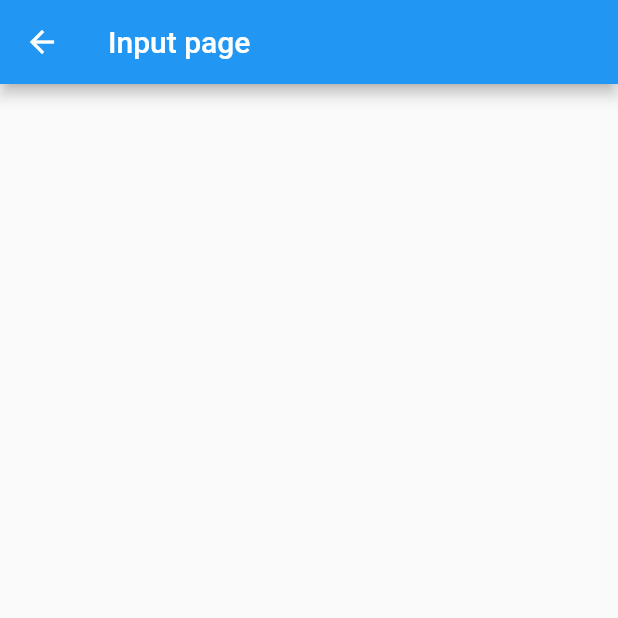
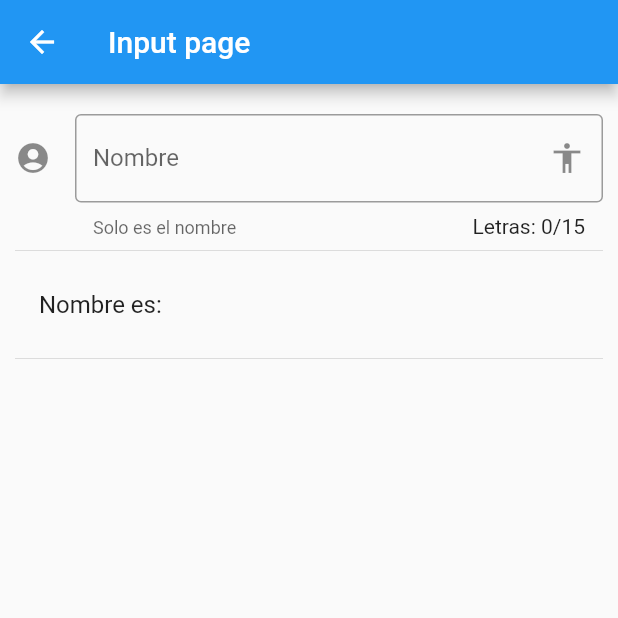
Before and after one commit to VershyCode/flutter-practica-componentes, a Flutter app: the InputPage screen opened by its route, on a phone screen of 412 x 824 dp, the top half of it. Run offline on Flutter 3.47's test engine with Material 2 defaults, Android fonts, the phone set to English and light mode, and no system bars.

Commit message:
Inputs - Personalizacion
Se creo un input y se personalizo, tambien
dibujamos en la pantalla el length del value
de dicho input y tambien su contenido.

```diff
--- a/lib/src/pages/input_page.dart
+++ b/lib/src/pages/input_page.dart
@@ -8,12 +8,50 @@ class InputPage extends StatefulWidget {
 }
 
 class _InputPageState extends State<InputPage> {
+  String _nombre = '';
+
   @override
   Widget build(BuildContext context) {
     return Scaffold(
       appBar: AppBar(
         title: Text('Input page')
-      )
+      ),
+      body: ListView(
+        padding: EdgeInsets.symmetric(horizontal: 10.0, vertical: 20.0),
+        children: <Widget>[
+          _crearInput(),
+          Divider(),
+          _crearPersona(),
+          Divider()
+        ],
+      ),
     );
   }
+
+  Widget _crearInput() {
+    return TextField(
+      autofocus: false,
+      textCapitalization: TextCapitalization.sentences,
+      decoration: InputDecoration(
+        border: OutlineInputBorder(),
+        counter: Text('Letras: ${_nombre.length}/15'),
+        hintText: 'Nombre de la persona',
+        labelText: 'Nombre',
+        helperText: 'Solo es el nombre',
+        suffixIcon: Icon(Icons.accessibility),
+        icon: Icon(Icons.account_circle)
+      ),
+      onChanged: (value){
+        setState(() {
+        _nombre = value;
+        });
+      },
+    );
+  }
+
+ Widget _crearPersona() {
+   return ListTile(
+     title: Text('Nombre es: $_nombre'),
+   );
+ }
 }
```
